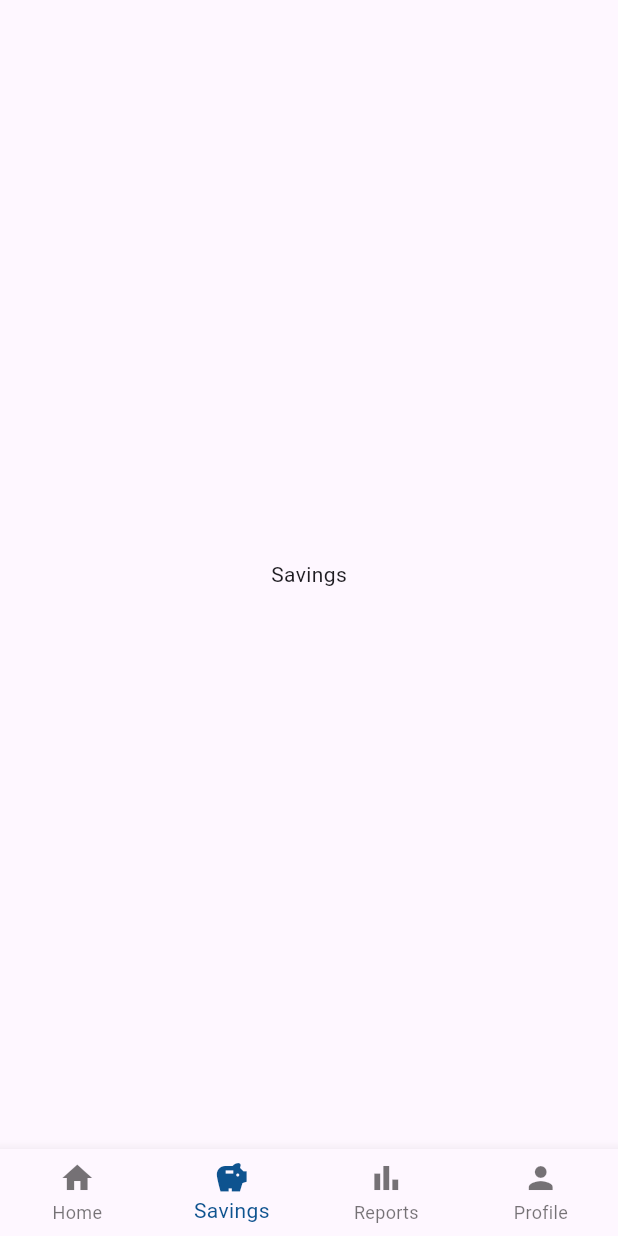
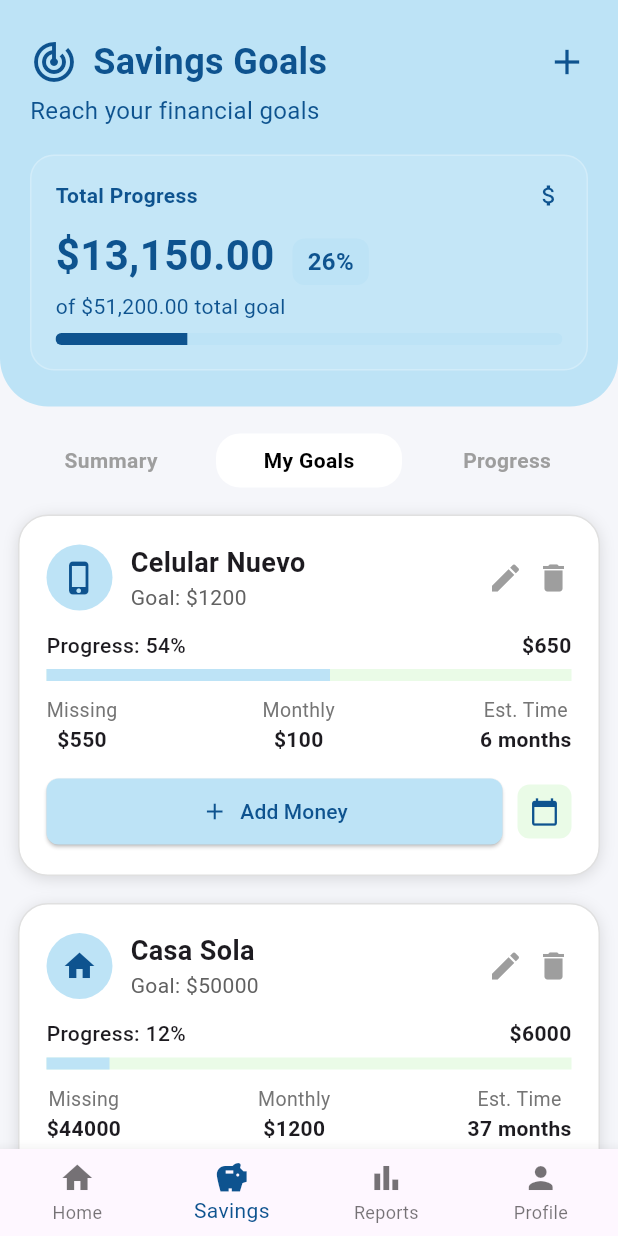
Before and after one commit to MovilesG13/Flutter, a Flutter app: the HomeScreen screen opened directly, item 2 of the bottom bar chosen, on a phone screen of 412 x 824 dp. Run offline on Flutter 3.47's test engine with Material 3 defaults, Android fonts, the phone set to English and light mode, and no system bars; our stand-ins replace fl_chart.

Commit message:
Principal/Add income screen Savings/Summary screen Savings/My Goals screen

```diff
--- /dev/null
+++ b/lib/Screens/savings_screen.dart
@@ -0,0 +1,173 @@
+import 'package:flutter/material.dart';
+import 'package:fl_chart/fl_chart.dart';
+import 'savings_tabs.dart';
+
+class SavingsScreen extends StatelessWidget {
+  @override
+  Widget build(BuildContext context) {
+    return Scaffold(
+      backgroundColor: Color(0xFFF5F6FA),
+      body: SafeArea(
+        child: SingleChildScrollView(
+          child: Column(
+            children: [
+              // Header
+              Container(
+                width: double.infinity,
+                padding: const EdgeInsets.symmetric(horizontal: 20, vertical: 24),
+                decoration: const BoxDecoration(
+                  color: Color(0xFFbde3f6),
+                  borderRadius: BorderRadius.only(
+                    bottomLeft: Radius.circular(32),
+                    bottomRight: Radius.circular(32),
+                  ),
+                ),
+                child: Column(
+                  crossAxisAlignment: CrossAxisAlignment.start,
+                  children: [
+                    Row(
+                      children: [
+                        Icon(Icons.track_changes, color: Color(0xFF0e538f), size: 32),
+                        SizedBox(width: 10),
+                        Expanded(
+                          child: Text(
+                            'Savings Goals',
+                            style: TextStyle(fontSize: 24, fontWeight: FontWeight.bold, color: Color(0xFF0e538f)),
+                          ),
+                        ),
+                        Icon(Icons.add, color: Color(0xFF0e538f), size: 28),
+                      ],
+                    ),
+                    SizedBox(height: 4),
+                    Text(
+                      'Reach your financial goals',
+                      style: TextStyle(fontSize: 16, color: Color(0xFF0e538f)),
+                    ),
+                    SizedBox(height: 18),
+                    // Progress Card
+                    Container(
+                      width: double.infinity,
+                      padding: EdgeInsets.all(16),
+                      decoration: BoxDecoration(
+                        color: Colors.white.withOpacity(0.1),
+                        borderRadius: BorderRadius.circular(16),
+                        border: Border.all(color: Colors.white24),
+                      ),
+                      child: Column(
+                        crossAxisAlignment: CrossAxisAlignment.start,
+                        children: [
+                          Row(
+                            children: [
+                              Text('Total Progress', style: TextStyle(color: Color(0xFF0e538f), fontWeight: FontWeight.w600)),
+                              Spacer(),
+                              Icon(Icons.attach_money, color: Color(0xFF0e538f), size: 18),
+                            ],
+                          ),
+                          SizedBox(height: 10),
+                          Row(
+                            crossAxisAlignment: CrossAxisAlignment.end,
+                            children: [
+                              Text("\$13,150.00", style: TextStyle(fontSize: 28, fontWeight: FontWeight.bold, color: Color(0xFF0e538f))),
+                              SizedBox(width: 12),
+                              Container(
+                                padding: EdgeInsets.symmetric(horizontal: 10, vertical: 4),
+                                decoration: BoxDecoration(
+                                  color: Color(0xFFbde3f6),
+                                  borderRadius: BorderRadius.circular(8),
+                                ),
+                                child: Text('26%', style: TextStyle(fontWeight: FontWeight.bold, color: Color(0xFF0e538f), fontSize: 16)),
+                              ),
+                            ],
+                          ),
+                          SizedBox(height: 4),
+                          Text('of \$51,200.00 total goal', style: TextStyle(color: Color(0xFF0e538f))),
+                          SizedBox(height: 8),
+                          ClipRRect(
+                            borderRadius: BorderRadius.circular(8),
+                            child: LinearProgressIndicator(
+                              value: 0.26,
+                              minHeight: 8,
+                              backgroundColor: Color(0xFFbde3f6),
+                              valueColor: AlwaysStoppedAnimation<Color>(Color(0xFF0e538f)),
+                            ),
+                          ),
+                        ],
+                      ),
+                    ),
+                  ],
+                ),
+              ),
+              // Tabs con lógica de selección
+              SavingsTabs(),
+            ],
+          ),
+        ),
+      ),
+  );
+  }
+}
+
+class _TabButton extends StatelessWidget {
+  final String label;
+  final bool selected;
+  const _TabButton(this.label, this.selected);
+
+  @override
+  Widget build(BuildContext context) {
+    return Expanded(
+      child: Container(
+        margin: EdgeInsets.symmetric(horizontal: 4),
+        child: Material(
+          color: selected ? Colors.white : Color(0xFFF5F6FA),
+          borderRadius: BorderRadius.circular(16),
+          child: InkWell(
+            borderRadius: BorderRadius.circular(16),
+            onTap: () {},
+            child: Padding(
+              padding: const EdgeInsets.symmetric(vertical: 8),
+              child: Center(
+                child: Text(
+                  label,
+                  style: TextStyle(
+                    fontWeight: FontWeight.w600,
+                    color: selected ? Colors.black : Colors.grey,
+                  ),
+                ),
+              ),
+            ),
+          ),
+        ),
+      ),
+    );
+  }
+}
+
+class _InfoCard extends StatelessWidget {
+  final IconData icon;
+  final String title;
+  final String value;
+  final Color color;
+  const _InfoCard({required this.icon, required this.title, required this.value, required this.color});
+
+  @override
+  Widget build(BuildContext context) {
+    return Container(
+      width: 140,
+      padding: EdgeInsets.all(16),
+      decoration: BoxDecoration(
+        color: Colors.white,
+        borderRadius: BorderRadius.circular(16),
+        boxShadow: [BoxShadow(color: Colors.black12, blurRadius: 6, offset: Offset(0,2))],
+      ),
+      child: Column(
+        children: [
+          Icon(icon, color: color, size: 28),
+          SizedBox(height: 6),
+          Text(title, style: TextStyle(fontSize: 14, color: Colors.grey[700])),
+          SizedBox(height: 4),
+          Text(value, style: TextStyle(fontSize: 20, fontWeight: FontWeight.bold, color: color)),
+        ],
+      ),
+    );
+  }
+}
--- /dev/null
+++ b/lib/Screens/savings_tabs.dart
@@ -0,0 +1,342 @@
+
+import 'package:flutter/material.dart';
+import 'package:fl_chart/fl_chart.dart';
+
+class _InfoCard extends StatelessWidget {
+  final IconData icon;
+  final String title;
+  final String value;
+  final Color color;
+  const _InfoCard({required this.icon, required this.title, required this.value, required this.color});
+
+  @override
+  Widget build(BuildContext context) {
+    return Container(
+      width: 140,
+      padding: EdgeInsets.all(16),
+      decoration: BoxDecoration(
+        color: Colors.white,
+        borderRadius: BorderRadius.circular(16),
+        boxShadow: [BoxShadow(color: Colors.black12, blurRadius: 6, offset: Offset(0,2))],
+      ),
+      child: Column(
+        children: [
+          Icon(icon, color: color, size: 28),
+          SizedBox(height: 6),
+          Text(title, style: TextStyle(fontSize: 14, color: Colors.grey[700])),
+          SizedBox(height: 4),
+          Text(value, style: TextStyle(fontSize: 20, fontWeight: FontWeight.bold, color: color)),
+        ],
+      ),
+    );
+  }
+}
+
+class SavingsTabs extends StatefulWidget {
+  @override
+  State<SavingsTabs> createState() => _SavingsTabsState();
+}
+
+class _SavingsTabsState extends State<SavingsTabs> {
+  int selectedTab = 1; // 0: Summary, 1: My Goals, 2: Progress
+
+  @override
+  Widget build(BuildContext context) {
+    return Column(
+      children: [
+        Container(
+          margin: EdgeInsets.only(top: 18, left: 8, right: 8),
+          child: Row(
+            children: [
+              _TabButton('Summary', selectedTab == 0, onTap: () => setState(() => selectedTab = 0)),
+              _TabButton('My Goals', selectedTab == 1, onTap: () => setState(() => selectedTab = 1)),
+              _TabButton('Progress', selectedTab == 2, onTap: () => setState(() => selectedTab = 2)),
+            ],
+          ),
+        ),
+        if (selectedTab == 0) ...[
+          SizedBox(height: 18),
+          Row(
+            mainAxisAlignment: MainAxisAlignment.spaceEvenly,
+            children: [
+              _InfoCard(
+                icon: Icons.track_changes,
+                title: 'Active Goals',
+                value: '2',
+                color: Colors.blue,
+              ),
+              _InfoCard(
+                icon: Icons.trending_up,
+                title: 'Monthly Savings',
+                value: "\$900",
+                color: Colors.green,
+              ),
+            ],
+          ),
+          SizedBox(height: 18),
+          Padding(
+            padding: const EdgeInsets.symmetric(horizontal: 18.0),
+            child: Column(
+              crossAxisAlignment: CrossAxisAlignment.start,
+              children: [
+                Center(
+                  child: Padding(
+                    padding: EdgeInsets.only(bottom: 16),
+                    child: Text('Savings Distribution', style: TextStyle(fontWeight: FontWeight.bold, fontSize: 18)),
+                  ),
+                ),
+                SizedBox(height: 32),
+                Center(
+                  child: Container(
+                    height: 190,
+                    width: 190,
+                    decoration: BoxDecoration(
+                      shape: BoxShape.circle,
+                      border: Border.all(color: Colors.red, width: 8),
+                    ),
+                    child: Container(
+                      margin: EdgeInsets.all(8),
+                      decoration: BoxDecoration(
+                        color: Colors.white,
+                        shape: BoxShape.circle,
+                        border: Border.all(color: Colors.grey[300]!, width: 2),
+                      ),
+                      child: Stack(
+                        alignment: Alignment.center,
+                        children: [
+                          PieChart(
+                            PieChartData(
+                              sections: [
+                                PieChartSectionData(
+                                  value: 13150,
+                                  color: Color(0xFF06c951),
+                                  radius: 70,
+                                  title: '',
+                                  showTitle: false,
+                                ),
+                                PieChartSectionData(
+                                  value: 51200-13150,
+                                  color: Color(0xFFe0e0e0),
+                                  radius: 70,
+                                  title: '',
+                                  showTitle: false,
+                                ),
+                              ],
+                              centerSpaceRadius: 55,
+                              sectionsSpace: 0,
+                            ),
+                          ),
+                          Column(
+                            mainAxisAlignment: MainAxisAlignment.center,
+                            children: [
+                              Text("\$13,150", style: TextStyle(fontSize: 22, fontWeight: FontWeight.bold, color: Color(0xFF06c951))),
+                              SizedBox(height: 2),
+                              Text("Saved", style: TextStyle(fontSize: 14, color: Colors.grey[700])),
+                            ],
+                          ),
+                        ],
+                      ),
+                    ),
+                  ),
+                ),
+                SizedBox(height: 18),
+              ],
+            ),
+          ),
+        ],
+        if (selectedTab == 1) ...[
+          SizedBox(height: 18),
+          _GoalCard(
+            icon: Icons.phone_iphone,
+            iconColor: Color(0xFFbde3f6),
+            title: 'Celular Nuevo',
+            goal: 1200,
+            progress: 0.54,
+            saved: 650,
+            missing: 550,
+            monthly: 100,
+            months: 6,
+          ),
+          SizedBox(height: 18),
+          _GoalCard(
+            icon: Icons.home,
+            iconColor: Color(0xFFbde3f6),
+            title: 'Casa Sola',
+            goal: 50000,
+            progress: 0.12,
+            saved: 6000,
+            missing: 44000,
+            monthly: 1200,
+            months: 37,
+          ),
+        ]
+      ],
+    );
+  }
+}
+
+class _TabButton extends StatelessWidget {
+  final String label;
+  final bool selected;
+  final VoidCallback onTap;
+  const _TabButton(this.label, this.selected, {required this.onTap});
+
+  @override
+  Widget build(BuildContext context) {
+    return Expanded(
+      child: Container(
+        margin: EdgeInsets.symmetric(horizontal: 4),
+        child: Material(
+          color: selected ? Colors.white : Color(0xFFF5F6FA),
+          borderRadius: BorderRadius.circular(16),
+          child: InkWell(
+            borderRadius: BorderRadius.circular(16),
+            onTap: onTap,
+            child: Padding(
+              padding: const EdgeInsets.symmetric(vertical: 8),
+              child: Center(
+                child: Text(
+                  label,
+                  style: TextStyle(
+                    fontWeight: FontWeight.w600,
+                    color: selected ? Colors.black : Colors.grey,
+                  ),
+                ),
+              ),
+            ),
+          ),
+        ),
+      ),
+    );
+  }
+}
+
+class _GoalCard extends StatelessWidget {
+  final IconData icon;
+  final Color iconColor;
+  final String title;
+  final double goal;
+  final double progress;
+  final double saved;
+  final double missing;
+  final double monthly;
+  final int months;
+  const _GoalCard({
+    required this.icon,
+    required this.iconColor,
+    required this.title,
+    required this.goal,
+    required this.progress,
+    required this.saved,
+    required this.missing,
+    required this.monthly,
+    required this.months,
+  });
+
+  @override
+  Widget build(BuildContext context) {
+    return Container(
+      margin: EdgeInsets.symmetric(horizontal: 12),
+      padding: EdgeInsets.all(18),
+      decoration: BoxDecoration(
+        color: Colors.white,
+        borderRadius: BorderRadius.circular(20),
+        boxShadow: [BoxShadow(color: Colors.black12, blurRadius: 8, offset: Offset(0,2))],
+        border: Border.all(color: Color(0xFFe0e0e0)),
+      ),
+      child: Column(
+        crossAxisAlignment: CrossAxisAlignment.start,
+        children: [
+          Row(
+            children: [
+              CircleAvatar(
+                backgroundColor: iconColor,
+                child: Icon(icon, color: Color(0xFF0e538f)),
+                radius: 22,
+              ),
+              SizedBox(width: 12),
+              Expanded(
+                child: Column(
+                  crossAxisAlignment: CrossAxisAlignment.start,
+                  children: [
+                    Text(title, style: TextStyle(fontWeight: FontWeight.bold, fontSize: 18)),
+                    Text('Goal: \$${goal.toStringAsFixed(0)}', style: TextStyle(color: Colors.grey[700], fontSize: 14)),
+                  ],
+                ),
+              ),
+              Icon(Icons.edit, color: Colors.grey[500]),
+              SizedBox(width: 8),
+              Icon(Icons.delete, color: Colors.grey[500]),
+            ],
+          ),
+          SizedBox(height: 12),
+          Row(
+            mainAxisAlignment: MainAxisAlignment.spaceBetween,
+            children: [
+              Text('Progress: ${(progress*100).toStringAsFixed(0)}%', style: TextStyle(fontWeight: FontWeight.w500)),
+              Text('\$${saved.toStringAsFixed(0)}', style: TextStyle(fontWeight: FontWeight.bold)),
+            ],
+          ),
+          SizedBox(height: 6),
+          LinearProgressIndicator(
+            value: progress,
+            minHeight: 8,
+            backgroundColor: Color(0xFFeafbe7),
+            valueColor: AlwaysStoppedAnimation<Color>(Color(0xFFbde3f6)),
+          ),
+          SizedBox(height: 10),
+          Row(
+            mainAxisAlignment: MainAxisAlignment.spaceBetween,
+            children: [
+              Column(
+                children: [
+                  Text('Missing', style: TextStyle(color: Colors.grey[600], fontSize: 13)),
+                  Text('\$${missing.toStringAsFixed(0)}', style: TextStyle(fontWeight: FontWeight.bold)),
+                ],
+              ),
+              Column(
+                children: [
+                  Text('Monthly', style: TextStyle(color: Colors.grey[600], fontSize: 13)),
+                  Text('\$${monthly.toStringAsFixed(0)}', style: TextStyle(fontWeight: FontWeight.bold)),
+                ],
+              ),
+              Column(
+                children: [
+                  Text('Est. Time', style: TextStyle(color: Colors.grey[600], fontSize: 13)),
+                  Text('$months months', style: TextStyle(fontWeight: FontWeight.bold)),
+                ],
+              ),
+            ],
+          ),
+          SizedBox(height: 14),
+          Row(
+            children: [
+              Expanded(
+                child: ElevatedButton.icon(
+                  style: ElevatedButton.styleFrom(
+                    backgroundColor: Color(0xFFbde3f6),
+                    foregroundColor: Color(0xFF0e538f),
+                    padding: EdgeInsets.symmetric(vertical: 12),
+                    shape: RoundedRectangleBorder(borderRadius: BorderRadius.circular(8)),
+                  ),
+                  icon: Icon(Icons.add),
+                  label: Text('Add Money'),
+                  onPressed: () {},
+                ),
+              ),
+              SizedBox(width: 10),
+              Container(
+                decoration: BoxDecoration(
+                  color: Color(0xFFeafbe7),
+                  borderRadius: BorderRadius.circular(8),
+                ),
+                padding: EdgeInsets.all(8),
+                child: Icon(Icons.calendar_today, color: Color(0xFF0e538f), size: 20),
+              ),
+            ],
+          ),
+        ],
+      ),
+    );
+  }
+}
```
Also changed, not shown: lib/Screens/income_form.dart (added, +174 -0 lines), lib/Screens/principal.dart (+19 -6 lines).
